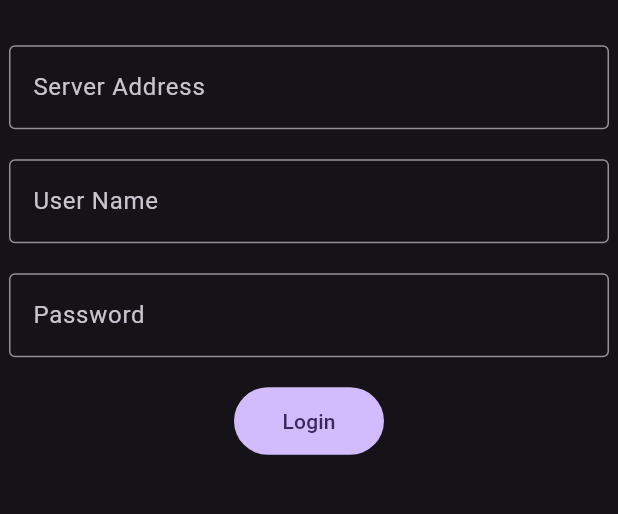
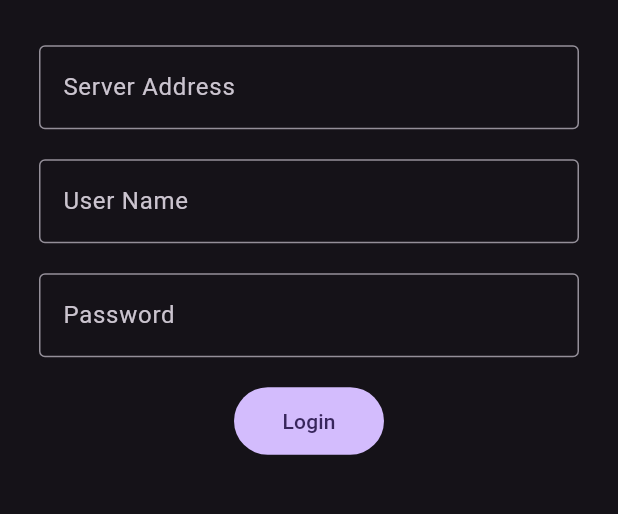
Before and after one commit to jellyflix-app/jellyflix, a Flutter app: the screen it shows after launch, after a tap on "Login", on a phone screen of 412 x 824 dp, the part 431-945 px from its top. Run offline on Flutter 3.47's test engine with Material 3 defaults, Android fonts, the phone set to English and light mode, and no system bars; our stand-ins replace flutter_hooks, flutter_secure_storage, hooks_riverpod, permission_handler, universal_platform; missing offline and left inert: media_kit, media_kit_video, openapi; accounts and stored records are empty.

Commit message:
Update login screen and API service

```diff
--- a/lib/screens/login_screen.dart
+++ b/lib/screens/login_screen.dart
@@ -1,3 +1,4 @@
+import 'package:flutter/foundation.dart';
 import 'package:jellyflix/providers/auth_provider.dart';
 import 'package:jellyflix/screens/home_screen.dart';
 import 'package:flutter/material.dart';
@@ -17,6 +18,8 @@ class LoginScreen extends HookConsumerWidget {
           child: SingleChildScrollView(
         child: SizedBox(
           width: 400,
+          child: Padding(
+            padding: const EdgeInsets.all(20.0),
             child: Column(
               children: [
                 Text("Jellyflix",
@@ -82,7 +85,12 @@ class LoginScreen extends HookConsumerWidget {
                     ),
                   ),
                 ),
+                kIsWeb
+                    ? const Text(
+                        "This is a demo version of Jellyflix. To use it, you can use the following credentials: \n\nServer Address: https://demo.jellyfin.org/stable \nUser Name: demo \nand empty password \n\n")
+                    : const SizedBox(),
               ],
+            ),
           ),
         ),
       )),
--- a/lib/services/auth_service.dart
+++ b/lib/services/auth_service.dart
@@ -48,7 +48,6 @@ class AuthService {
         rethrow;
       }
     }
-    await _apiService.login(serverAdress, username, password);
     await _secureStorageService.write("username", username);
     await _secureStorageService.write("password", password);
     await _secureStorageService.write("serverAdress", serverAdress);
```
Also changed, not shown: lib/services/api_service.dart (+10 -4 lines). Lines whose indentation alone changed are shown as unchanged.
